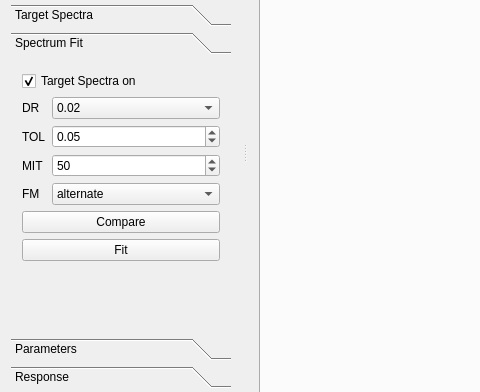
First picture: the form in EQSignal/mainwindow.ui, repository Panchatantra/EQSignal, before the edit; both pictures show x 0 to 480 and y 214 to 606 of the 840 by 706 pixel window.
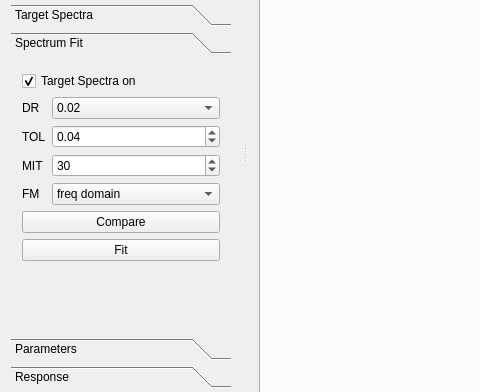
Second picture: the form after the edit. The open tabs and pages were chosen to show the change. Icons and pictures are not drawn. Custom widgets are drawn as their Qt base class.

What changed in the file:
```diff
--- a/EQSignal/mainwindow.ui
+++ b/EQSignal/mainwindow.ui
@@ -1259,7 +1259,7 @@
         <property name="geometry">
          <rect>
           <x>0</x>
-          <y>0</y>
+          <y>-22</y>
           <width>209</width>
           <height>250</height>
          </rect>
@@ -1330,7 +1330,7 @@
             <double>0.010000000000000</double>
            </property>
            <property name="value">
-            <double>0.050000000000000</double>
+            <double>0.040000000000000</double>
            </property>
           </widget>
          </item>
@@ -1350,13 +1350,13 @@
             <string>&lt;html&gt;&lt;head/&gt;&lt;body&gt;&lt;p&gt;Max iterations of spectral fitting&lt;/p&gt;&lt;/body&gt;&lt;/html&gt;</string>
            </property>
            <property name="maximum">
-            <number>500</number>
+            <number>100</number>
            </property>
            <property name="singleStep">
             <number>10</number>
            </property>
            <property name="value">
-            <number>50</number>
+            <number>30</number>
            </property>
           </widget>
          </item>
@@ -1376,7 +1376,7 @@
             <string>&lt;html&gt;&lt;head/&gt;&lt;body&gt;&lt;p&gt;Spectral fitting method&lt;/p&gt;&lt;/body&gt;&lt;/html&gt;</string>
            </property>
            <property name="currentIndex">
-            <number>2</number>
+            <number>0</number>
            </property>
            <item>
             <property name="text">
```
Left out of the diff: 6 changed lines with no effect on the pictures.
